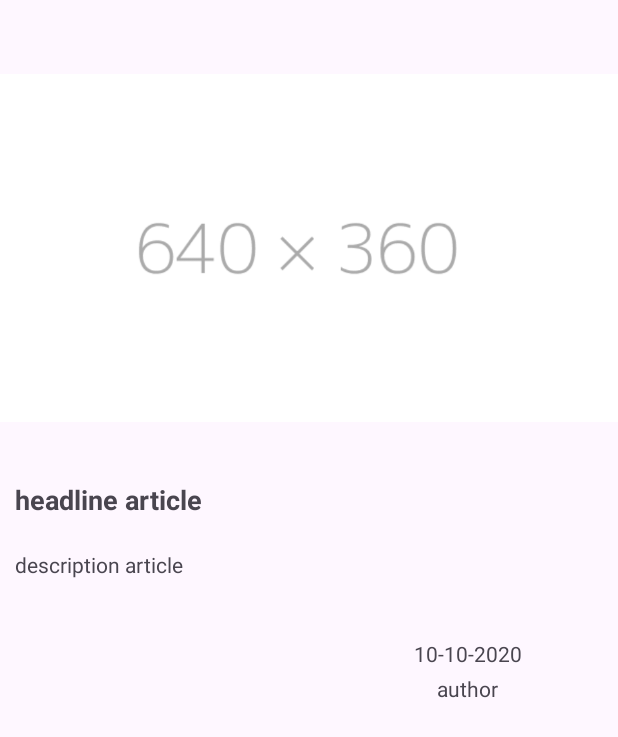
After one commit to farys99/Capstone-Project-C23-PS371, an Android app: the layout activity_detail_article.xml on its own in the app's theme, with its tools: preview values and no code run, on a phone screen of 412 x 824 dp. The commit adds this screen. Shown: the top 737 px of the screen. Run offline under Robolectric (Android 15) with nearby library versions, the phone set to English and light mode, and no system bars.

Commit message:
activity detail (layout, view) and update adapter

```diff
--- a/app/src/main/java/com/example/dermadetect/ui/MainActivity.kt
+++ b/app/src/main/java/com/example/dermadetect/ui/MainActivity.kt
@@ -21,6 +21,7 @@ class MainActivity : AppCompatActivity() {
         super.onCreate(savedInstanceState)
         binding = ActivityMainBinding.inflate(layoutInflater)
         setContentView(binding.root)
+        setContentView(R.layout.activity_main)
 
         rvArticle = findViewById(R.id.rv_article)
         rvArticle.setHasFixedSize(true)
--- /dev/null
+++ b/app/src/main/res/layout/activity_detail_article.xml
@@ -0,0 +1,91 @@
+<?xml version="1.0" encoding="utf-8"?>
+<androidx.constraintlayout.widget.ConstraintLayout xmlns:android="http://schemas.android.com/apk/res/android"
+    xmlns:app="http://schemas.android.com/apk/res-auto"
+    xmlns:tools="http://schemas.android.com/tools"
+    android:layout_width="match_parent"
+    android:layout_height="match_parent"
+    tools:context=".ui.DetailArticleActivity">
+
+    <androidx.core.widget.NestedScrollView
+        android:layout_width="match_parent"
+        android:layout_height="0dp"
+        app:layout_constraintBottom_toBottomOf="parent"
+        app:layout_constraintEnd_toEndOf="parent"
+        app:layout_constraintStart_toStartOf="parent"
+        app:layout_constraintTop_toTopOf="parent">
+
+        <androidx.constraintlayout.widget.ConstraintLayout
+            android:layout_width="match_parent"
+            android:layout_height="wrap_content"
+            android:layout_marginVertical="15dp">
+
+            <ImageView
+                android:id="@+id/article_image"
+                android:layout_width="match_parent"
+                android:layout_height="300dp"
+                android:adjustViewBounds="true"
+                android:contentDescription="@string/article_image"
+                android:scaleType="fitCenter"
+                android:src="@drawable/dummy_image_2"
+                app:layout_constraintEnd_toEndOf="parent"
+                app:layout_constraintHorizontal_bias="1.0"
+                app:layout_constraintStart_toStartOf="parent"
+                app:layout_constraintTop_toTopOf="parent" />
+
+            <TextView
+                android:id="@+id/article_headline"
+                style="@style/Header"
+                android:layout_width="match_parent"
+                android:layout_height="wrap_content"
+                android:layout_marginTop="5dp"
+                android:paddingStart="10dp"
+                android:text="@string/headline_article"
+                android:textSize="18sp"
+                android:textStyle="bold"
+                app:layout_constraintEnd_toEndOf="parent"
+                app:layout_constraintHorizontal_bias="0.0"
+                app:layout_constraintStart_toStartOf="parent"
+                app:layout_constraintTop_toBottomOf="@+id/article_image"
+                tools:ignore="RtlSymmetry" />
+
+            <TextView
+                android:id="@+id/article_description"
+                android:layout_width="match_parent"
+                android:layout_height="wrap_content"
+                android:layout_marginTop="16dp"
+                android:paddingStart="10dp"
+                android:paddingTop="5dp"
+                android:paddingEnd="10dp"
+                android:text="@string/description"
+                android:textSize="14sp"
+                app:layout_constraintEnd_toEndOf="parent"
+                app:layout_constraintHorizontal_bias="0.0"
+                app:layout_constraintStart_toStartOf="parent"
+                app:layout_constraintTop_toBottomOf="@+id/article_headline" />
+
+            <TextView
+                android:id="@+id/article_date"
+                android:layout_width="wrap_content"
+                android:layout_height="wrap_content"
+                android:layout_marginTop="40dp"
+                android:layout_marginEnd="64dp"
+                android:text="10-10-2020"
+                app:layout_constraintEnd_toEndOf="parent"
+                app:layout_constraintTop_toBottomOf="@+id/article_description" />
+
+            <TextView
+                android:id="@+id/article_author"
+                android:layout_width="wrap_content"
+                android:layout_height="wrap_content"
+                android:layout_marginTop="4dp"
+                android:layout_marginEnd="80dp"
+                android:text="author"
+                app:layout_constraintEnd_toEndOf="parent"
+                app:layout_constraintTop_toBottomOf="@+id/article_date" />
+
+
+        </androidx.constraintlayout.widget.ConstraintLayout>
+
+    </androidx.core.widget.NestedScrollView>
+
+</androidx.constraintlayout.widget.ConstraintLayout>
--- a/app/src/main/res/values/strings.xml
+++ b/app/src/main/res/values/strings.xml
@@ -26,4 +26,7 @@
     <string name="title_reason">Reason Your Skin Problem</string>
     <string name="prevent_title">Prevent Your Skin Problem</string>
     <string name="treat_title">Treat Your Skin Problem</string>
+    <string name="article_image">article image</string>
+    <string name="description">description article</string>
+    <string name="headline_article">headline article</string>
 </resources>
```
Also changed, not shown: app/src/main/AndroidManifest.xml (+7 -3 lines), app/src/main/java/com/example/dermadetect/adapter/ArticleAdapter.kt (+13 -0 lines), app/src/main/java/com/example/dermadetect/ui/DetailArticleActivity.kt (added, +49 -0 lines).
